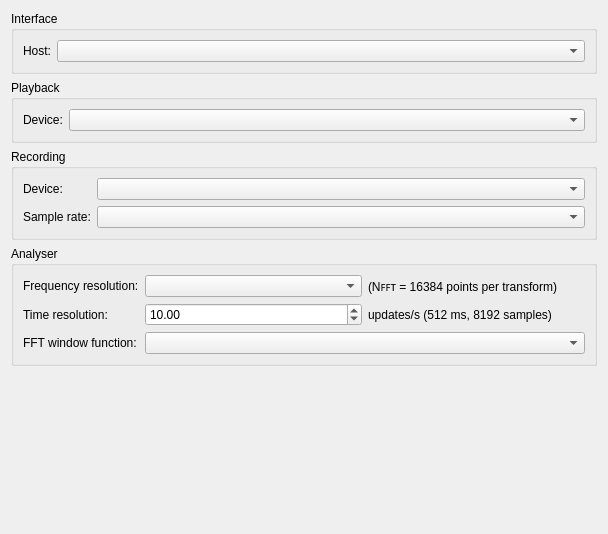
Before: the Qt Designer form src/windows/settings.ui in clo-yunhee/spectrogram, drawn with Qt 5.
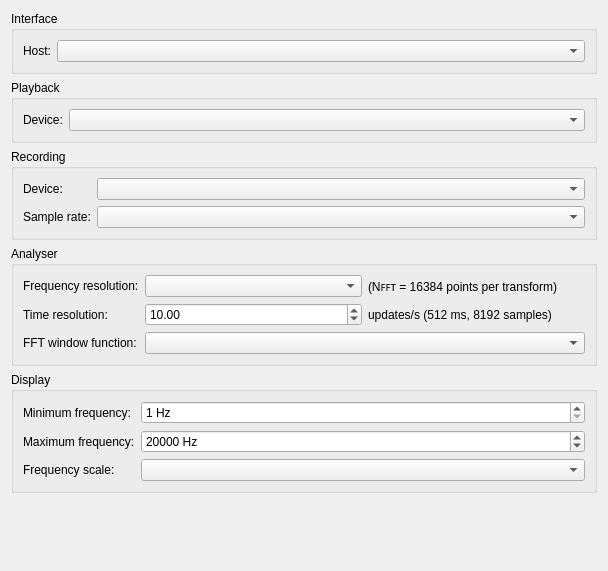
After: the same form once the commit is applied.

Commit message: bgfxwidget layout system

Patch:
```diff
--- a/src/windows/settings.ui
+++ b/src/windows/settings.ui
@@ -14,7 +14,7 @@
     <x>0</x>
     <y>0</y>
     <width>608</width>
-    <height>534</height>
+    <height>571</height>
    </rect>
   </property>
   <property name="sizePolicy">
@@ -149,15 +149,8 @@
         <string>Analyser</string>
        </property>
        <layout class="QFormLayout" name="formLayout_4">
-        <item row="0" column="0">
-         <widget class="QLabel" name="freqResLabel">
-          <property name="text">
-           <string>Frequency resolution:</string>
-          </property>
-         </widget>
-        </item>
         <item row="0" column="1">
-         <layout class="QHBoxLayout" name="horizontalLayout_2">
+         <layout class="QHBoxLayout" name="horizontalLayout_freqRes">
           <item>
            <widget class="QComboBox" name="freqResComboBox">
             <property name="sizePolicy">
@@ -185,7 +178,7 @@
          </widget>
         </item>
         <item row="1" column="1">
-         <layout class="QHBoxLayout" name="horizontalLayout_4">
+         <layout class="QHBoxLayout" name="horizontalLayout_timeRes">
           <item>
            <widget class="QDoubleSpinBox" name="timeResSpinBox">
             <property name="sizePolicy">
@@ -233,6 +226,81 @@
            </sizepolicy>
           </property>
          </widget>
+        </item>
+        <item row="0" column="0">
+         <widget class="QLabel" name="freqResLabel">
+          <property name="text">
+           <string>Frequency resolution:</string>
+          </property>
+         </widget>
+        </item>
+       </layout>
+      </widget>
+     </item>
+     <item>
+      <widget class="QGroupBox" name="displayGroupBox">
+       <property name="title">
+        <string>Display</string>
+       </property>
+       <layout class="QFormLayout" name="formLayout_2">
+        <item row="0" column="0">
+         <widget class="QLabel" name="minFreqLabel">
+          <property name="text">
+           <string>Minimum frequency:</string>
+          </property>
+         </widget>
+        </item>
+        <item row="0" column="1">
+         <widget class="QSpinBox" name="minFreqSpinBox">
+          <property name="suffix">
+           <string> Hz</string>
+          </property>
+          <property name="minimum">
+           <number>1</number>
+          </property>
+          <property name="maximum">
+           <number>40000</number>
+          </property>
+          <property name="stepType">
+           <enum>QAbstractSpinBox::AdaptiveDecimalStepType</enum>
+          </property>
+         </widget>
+        </item>
+        <item row="1" column="0">
+         <widget class="QLabel" name="maxFreqLabel">
+          <property name="text">
+           <string>Maximum frequency:</string>
+          </property>
+         </widget>
+        </item>
+        <item row="1" column="1">
+         <widget class="QSpinBox" name="maxFreqSpinBox">
+          <property name="suffix">
+           <string> Hz</string>
+          </property>
+          <property name="minimum">
+           <number>1</number>
+          </property>
+          <property name="maximum">
+           <number>40000</number>
+          </property>
+          <property name="stepType">
+           <enum>QAbstractSpinBox::AdaptiveDecimalStepType</enum>
+          </property>
+          <property name="value">
+           <number>20000</number>
+          </property>
+         </widget>
+        </item>
+        <item row="2" column="0">
+         <widget class="QLabel" name="freqScaleLabel">
+          <property name="text">
+           <string>Frequency scale:</string>
+          </property>
+         </widget>
+        </item>
+        <item row="2" column="1">
+         <widget class="QComboBox" name="freqScaleComboBox"/>
         </item>
        </layout>
       </widget>
```
The commit also changes 38 other files.
